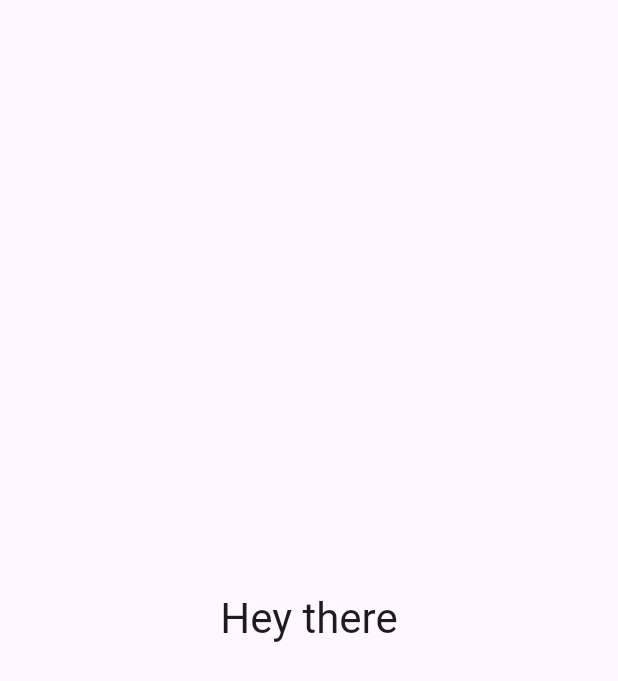
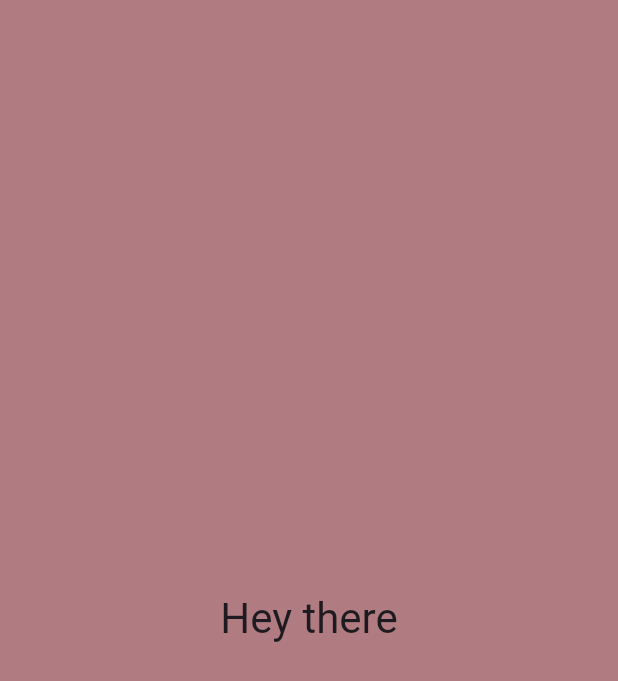
Before and after one commit to maksklimko/solid-software-test-task, a Flutter app: the screen it shows after launch, on a phone screen of 412 x 824 dp. Shown: the top 681 px of the screen. Run offline on Flutter 3.47's test engine with Material 3 defaults, Android fonts, the phone set to English and light mode, and no system bars.

Commit message:
Added color generation functionality

```diff
--- /dev/null
+++ b/lib/resources/constants_manager.dart
@@ -0,0 +1,7 @@
+import 'dart:ui';
+
+/// Resourse class that provides constatnt values for app
+class ConstantsManager {
+  ///Maximum possible integer value that can be converted to [Color]
+  static const int maxColorValue = 0xFFFFFFFF;
+}
--- a/lib/resources/strings_manager.dart
+++ b/lib/resources/strings_manager.dart
@@ -1,4 +1,8 @@
+/// Resourse class that provides text constants for app
 class StringsManager {
+  /// Name of the app
   static const String appName = 'Test task app';
+
+  /// Home screen content
   static const String homeScreenText = 'Hey there';
 }
--- a/lib/utils/color_generator.dart
+++ b/lib/utils/color_generator.dart
@@ -0,0 +1,22 @@
+import 'dart:math';
+import 'dart:ui';
+
+import 'package:solid_software_test_task/resources/constants_manager.dart';
+
+/// Util class that helps with color generation functionality
+class ColorGenerator {
+  /// Generates random color.
+  ///
+  /// Returns solid color if [isOpaque] is false.
+  /// Else returns color with transparency.
+  Color getRandomColor({bool isOpaque = false}) {
+    final random = Random();
+
+    // Geting random number between 0x00000000 and 0xFFFFFFFF
+    final randomNumber = random.nextInt(ConstantsManager.maxColorValue);
+    // Converting int to Color
+    final randomColor = Color(randomNumber);
+
+    return randomColor;
+  }
+}
--- a/lib/widgets/home_screen.dart
+++ b/lib/widgets/home_screen.dart
@@ -1,7 +1,16 @@
 import 'package:flutter/material.dart';
 import 'package:solid_software_test_task/resources/strings_manager.dart';
+import 'package:solid_software_test_task/utils/color_generator.dart';
 
+/// Main screen of the app
+///
+/// Implements background color changing functionality using [ColorGenerator]
+///
+/// Also additional feature: changing text color depending on background color
+/// to increase readability and exclude case when background color is equal
+/// to text color
 class HomeScreen extends StatefulWidget {
+  /// Creates new instance of widget
   const HomeScreen({super.key});
 
   @override
@@ -11,11 +20,15 @@ class HomeScreen extends StatefulWidget {
 class _HomeScreenState extends State<HomeScreen> {
   @override
   Widget build(BuildContext context) {
-    return Scaffold(
-      body: Center(
-        child: Text(
-          StringsManager.homeScreenText,
-          style: Theme.of(context).textTheme.headlineMedium,
+    return GestureDetector(
+      onTap: () => setState(() {}),
+      child: Scaffold(
+        backgroundColor: ColorGenerator().getRandomColor(),
+        body: Center(
+          child: Text(
+            StringsManager.homeScreenText,
+            style: Theme.of(context).textTheme.headlineMedium,
+          ),
         ),
       ),
     );
```
